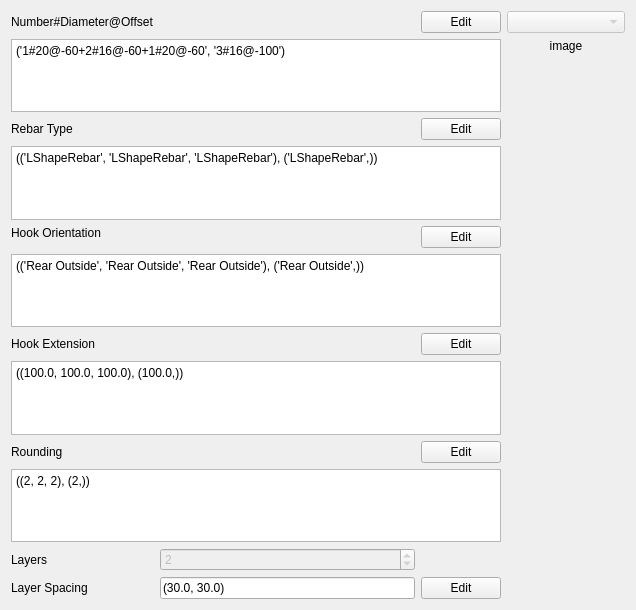
amrit3701/FreeCAD-Reinforcement, file BeamReinforcement/TopBottomReinforcement.ui: the form before one commit.
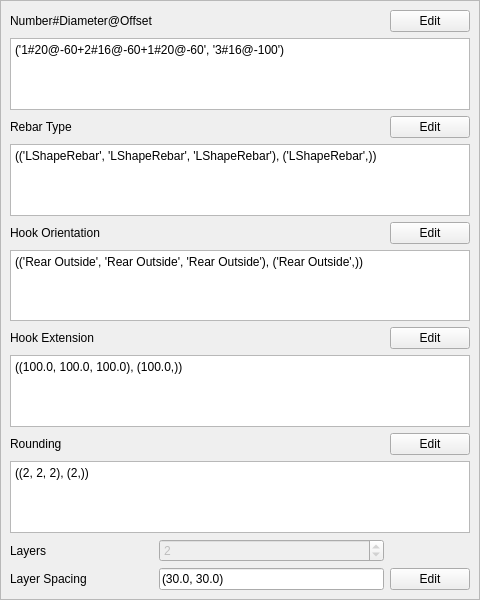
The form after the commit. Custom widgets are drawn as their Qt base class.

Commit message:
Fix stylesheet issue in beam reinforcement dialog
And refactor gui of beam reinforcement

```diff
--- a/BeamReinforcement/TopBottomReinforcement.ui
+++ b/BeamReinforcement/TopBottomReinforcement.ui
@@ -6,14 +6,47 @@
    <rect>
     <x>0</x>
     <y>0</y>
-    <width>636</width>
-    <height>610</height>
+    <width>480</width>
+    <height>600</height>
    </rect>
   </property>
+  <property name="minimumSize">
+   <size>
+    <width>450</width>
+    <height>0</height>
+   </size>
+  </property>
   <property name="windowTitle">
    <string>Form</string>
   </property>
   <layout class="QGridLayout" name="gridLayout">
+   <property name="leftMargin">
+    <number>0</number>
+   </property>
+   <property name="topMargin">
+    <number>0</number>
+   </property>
+   <property name="rightMargin">
+    <number>0</number>
+   </property>
+   <property name="bottomMargin">
+    <number>0</number>
+   </property>
+   <item row="0" column="0" colspan="2">
+    <widget class="QScrollArea" name="scrollArea">
+     <property name="widgetResizable">
+      <bool>true</bool>
+     </property>
+     <widget class="QWidget" name="scrollAreaWidgetContents">
+      <property name="geometry">
+       <rect>
+        <x>0</x>
+        <y>0</y>
+        <width>478</width>
+        <height>598</height>
+       </rect>
+      </property>
+      <layout class="QGridLayout" name="gridLayout_2">
    <item row="0" column="0">
     <widget class="QLabel" name="numberDiameterOffsetLabel">
      <property name="minimumSize">
@@ -39,12 +72,6 @@
      <property name="enabled">
       <bool>true</bool>
      </property>
-     <property name="minimumSize">
-      <size>
-       <width>490</width>
-       <height>0</height>
-      </size>
-     </property>
      <property name="readOnly">
       <bool>true</bool>
      </property>
@@ -99,14 +126,14 @@
      </property>
     </widget>
    </item>
-   <item row="4" column="2" rowspan="2">
+       <item row="4" column="2">
     <widget class="QPushButton" name="hookOrientationEditButton">
      <property name="text">
       <string>Edit</string>
      </property>
     </widget>
    </item>
-   <item row="6" column="0" colspan="3">
+       <item row="5" column="0" colspan="3">
     <widget class="QPlainTextEdit" name="hookOrientation">
      <property name="readOnly">
       <bool>true</bool>
@@ -116,21 +143,21 @@
      </property>
     </widget>
    </item>
-   <item row="7" column="0">
+       <item row="6" column="0">
     <widget class="QLabel" name="hookExtensionLabel">
      <property name="text">
       <string>Hook Extension</string>
      </property>
     </widget>
    </item>
-   <item row="7" column="2">
+       <item row="6" column="2">
     <widget class="QPushButton" name="hookExtensionEditButton">
      <property name="text">
       <string>Edit</string>
      </property>
     </widget>
    </item>
-   <item row="8" column="0" colspan="3">
+       <item row="7" column="0" colspan="3">
     <widget class="QPlainTextEdit" name="hookExtension">
      <property name="readOnly">
       <bool>true</bool>
@@ -140,21 +167,21 @@
      </property>
     </widget>
    </item>
-   <item row="9" column="0">
+       <item row="8" column="0">
     <widget class="QLabel" name="LRebarRoundingLabel">
      <property name="text">
       <string>Rounding</string>
      </property>
     </widget>
    </item>
-   <item row="9" column="2">
+       <item row="8" column="2">
     <widget class="QPushButton" name="LRebarRoundingEditButton">
      <property name="text">
       <string>Edit</string>
      </property>
     </widget>
    </item>
-   <item row="10" column="0" colspan="3">
+       <item row="9" column="0" colspan="3">
     <widget class="QPlainTextEdit" name="LRebarRounding">
      <property name="readOnly">
       <bool>true</bool>
@@ -164,14 +191,14 @@
      </property>
     </widget>
    </item>
-   <item row="11" column="0">
+       <item row="10" column="0">
     <widget class="QLabel" name="layersLabel">
      <property name="text">
       <string>Layers</string>
      </property>
     </widget>
    </item>
-   <item row="11" column="1">
+       <item row="10" column="1">
     <widget class="Gui::PrefSpinBox" name="layers">
      <property name="enabled">
       <bool>false</bool>
@@ -184,24 +211,18 @@
      </property>
     </widget>
    </item>
-   <item row="12" column="0">
+       <item row="11" column="0">
     <widget class="QLabel" name="layerSpacingLabel">
      <property name="text">
       <string>Layer Spacing</string>
      </property>
     </widget>
    </item>
-   <item row="12" column="1">
+       <item row="11" column="1">
     <widget class="Gui::PrefLineEdit" name="layerSpacing">
      <property name="enabled">
       <bool>true</bool>
      </property>
-     <property name="minimumSize">
-      <size>
-       <width>175</width>
-       <height>0</height>
-      </size>
-     </property>
      <property name="focusPolicy">
       <enum>Qt::StrongFocus</enum>
      </property>
@@ -213,54 +234,16 @@
      </property>
     </widget>
    </item>
-   <item row="12" column="2">
+       <item row="11" column="2">
     <widget class="QPushButton" name="layerSpacingEditButton">
      <property name="text">
       <string>Edit</string>
      </property>
     </widget>
    </item>
-   <item row="0" column="3" rowspan="13">
-    <layout class="QVBoxLayout" name="ties_configurationLayout">
-     <item>
-      <widget class="Gui::PrefComboBox" name="stirrups_configuration">
-       <property name="enabled">
-        <bool>false</bool>
-       </property>
-       <property name="sizePolicy">
-        <sizepolicy hsizetype="Preferred" vsizetype="Preferred">
-         <horstretch>0</horstretch>
-         <verstretch>0</verstretch>
-        </sizepolicy>
-       </property>
-       <property name="prefEntry" stdset="0">
-        <cstring></cstring>
-       </property>
-       <property name="prefPath" stdset="0">
-        <cstring></cstring>
-       </property>
-      </widget>
-     </item>
-     <item>
-      <widget class="QLabel" name="stirrups_configurationImage">
-       <property name="sizePolicy">
-        <sizepolicy hsizetype="Expanding" vsizetype="Expanding">
-         <horstretch>0</horstretch>
-         <verstretch>0</verstretch>
-        </sizepolicy>
-       </property>
-       <property name="text">
-        <string>image</string>
-       </property>
-       <property name="scaledContents">
-        <bool>false</bool>
-       </property>
-       <property name="alignment">
-        <set>Qt::AlignHCenter|Qt::AlignTop</set>
-       </property>
-      </widget>
-     </item>
-    </layout>
+      </layout>
+     </widget>
+    </widget>
    </item>
   </layout>
  </widget>
@@ -270,11 +253,6 @@
    <extends>QSpinBox</extends>
    <header>Gui/PrefWidgets.h</header>
   </customwidget>
-  <customwidget>
-   <class>Gui::PrefComboBox</class>
-   <extends>QComboBox</extends>
-   <header>Gui/PrefWidgets.h</header>
-  </customwidget>
   <customwidget>
    <class>Gui::PrefLineEdit</class>
    <extends>QLineEdit</extends>
```
Left out of the diff: 16 changed lines with no effect on the pictures. Lines whose indentation alone changed are shown as unchanged. The commit also changes 5 other files.
